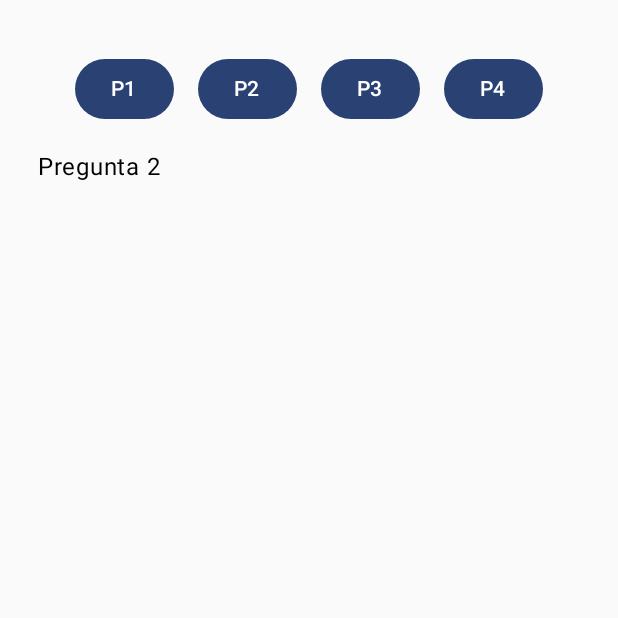
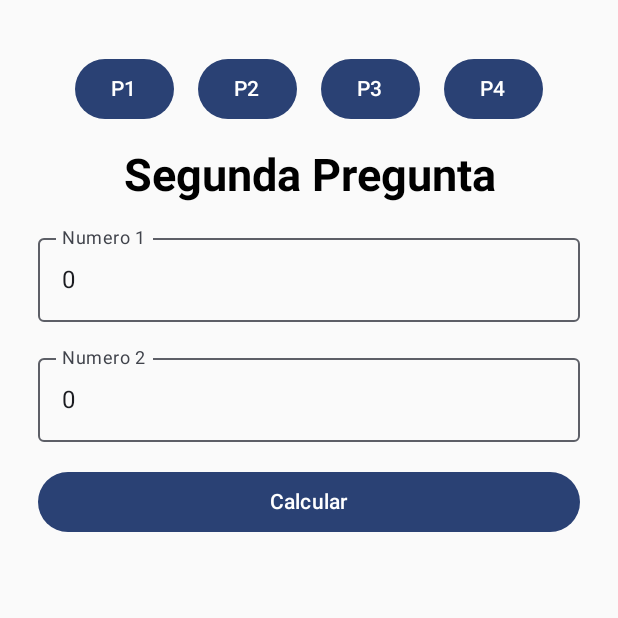
Before and after one commit to Wilson1089/DAA2_EC1, an Android app built with Jetpack Compose: the screen it shows after launch (MainActivity), after a tap on "P2", on a phone screen of 412 x 824 dp, the top half of it. Run offline under Robolectric (Android 15) with nearby library versions, the phone set to English and light mode, and no system bars.

```diff
--- a/app/src/main/java/pe/edu/idat/ec1_fabriciomarquez/MainActivity.kt
+++ b/app/src/main/java/pe/edu/idat/ec1_fabriciomarquez/MainActivity.kt
@@ -4,12 +4,7 @@ import android.os.Bundle
 import androidx.activity.ComponentActivity
 import androidx.activity.compose.setContent
 import androidx.activity.enableEdgeToEdge
-import androidx.compose.foundation.layout.fillMaxSize
-import androidx.compose.foundation.layout.padding
-import androidx.compose.material3.Scaffold
-import androidx.compose.material3.Text
 import androidx.compose.runtime.Composable
-import androidx.compose.ui.Modifier
 import androidx.compose.ui.tooling.preview.Preview
 import pe.edu.idat.ec1_fabriciomarquez.ui.theme.EC1_FabricioMarquezTheme
 
--- a/app/src/main/java/pe/edu/idat/ec1_fabriciomarquez/Resolucion.kt
+++ b/app/src/main/java/pe/edu/idat/ec1_fabriciomarquez/Resolucion.kt
@@ -1,6 +1,7 @@
 package pe.edu.idat.ec1_fabriciomarquez
 
 import androidx.compose.foundation.layout.Arrangement
+import androidx.compose.foundation.layout.Box
 import androidx.compose.foundation.layout.Column
 import androidx.compose.foundation.layout.Row
 import androidx.compose.foundation.layout.Spacer
@@ -8,54 +9,63 @@ import androidx.compose.foundation.layout.fillMaxSize
 import androidx.compose.foundation.layout.fillMaxWidth
 import androidx.compose.foundation.layout.padding
 import androidx.compose.foundation.layout.size
+import androidx.compose.foundation.rememberScrollState
+import androidx.compose.foundation.text.KeyboardOptions
+import androidx.compose.foundation.verticalScroll
 import androidx.compose.material3.Button
+import androidx.compose.material3.OutlinedTextField
 import androidx.compose.material3.Text
 import androidx.compose.runtime.Composable
 import androidx.compose.runtime.getValue
+import androidx.compose.runtime.mutableIntStateOf
 import androidx.compose.runtime.mutableStateOf
 import androidx.compose.runtime.remember
 import androidx.compose.runtime.setValue
-import androidx.compose.ui.Alignment
 import androidx.compose.ui.Modifier
+import androidx.compose.ui.graphics.Color
+import androidx.compose.ui.text.TextStyle
+import androidx.compose.ui.text.font.FontWeight
+import androidx.compose.ui.text.input.KeyboardType
+import androidx.compose.ui.text.style.TextAlign
 import androidx.compose.ui.unit.dp
+import androidx.compose.ui.unit.sp
 
 @Composable
 fun Examen(){
 
     var preguntaActual by remember {
-        mutableStateOf(1)
+        mutableIntStateOf(1)
     }
-
 
     Column(
         modifier = Modifier
             .fillMaxSize()
-            .padding(top = 35.dp, start = 25.dp, end = 25.dp)
+            .padding(top = 35.dp, start = 25.dp, end = 25.dp, bottom = 50.dp)
     ) {
         Row(modifier = Modifier.fillMaxWidth(), horizontalArrangement = Arrangement.Center) {
             Button(onClick = { preguntaActual = 1 }) {
                 Text("P1")
             }
 
-            Spacer(modifier = Modifier.size(16.dp))
+            MySpace(16)
 
             Button(onClick = { preguntaActual = 2 }) {
                 Text("P2")
             }
 
-            Spacer(modifier = Modifier.size(16.dp))
+            MySpace(16)
 
             Button(onClick = { preguntaActual = 3 }) {
                 Text("P3")
             }
 
-            Spacer(modifier = Modifier.size(16.dp))
+            MySpace(16)
 
             Button(onClick = { preguntaActual = 4 }) {
                 Text("P4")
             }
         }
-        Spacer(modifier = Modifier.size(16.dp))
+        MySpace(16)
 
         when (preguntaActual) {
             1 -> Pregunta1()
@@ -68,40 +78,145 @@ fun Examen(){
 
 }
 
+
 @Composable
 fun Pregunta1() {
-    Text("Pregunta 1")
+    Box(modifier =  Modifier.fillMaxSize()) {
+        var indi by remember { mutableStateOf("") }
+        var tas by remember { mutableStateOf("0") }
+        var resultado by remember { mutableStateOf("") }
+
+        Column(modifier = Modifier.fillMaxSize()) {
+            Text(text = "Primera Pregunta", textAlign = TextAlign.Center, modifier = Modifier.fillMaxWidth(), style = TextStyle(fontWeight= FontWeight.Bold, fontSize = 30.sp))
+
+            MySpace(16)
+
+            OutlinedTextField(value = indi, onValueChange = {indi = it}, modifier = Modifier.fillMaxWidth(), label = {
+                Text(text = "Ingrese Indicador"
+                ) }, maxLines = 1, singleLine = true, keyboardOptions = KeyboardOptions(keyboardType = KeyboardType.Text))
+
+            MySpace(16)
+
+            OutlinedTextField(value = tas, onValueChange = {tas = it}, modifier = Modifier.fillMaxWidth(), label = {
+                Text(text = "Ingrese Tasa"
+                ) }, maxLines = 1, singleLine = true, keyboardOptions = KeyboardOptions(keyboardType = KeyboardType.Decimal))
+
+            MySpace(16)
+
+            Button(onClick = { resultado = calcular1(indi, tas.toFloat())}, modifier = Modifier.fillMaxWidth()) {
+                Text(text = "Calcular")
+            }
+
+            MySpace(16)
+
+            Text(text = resultado, style = TextStyle(fontWeight = FontWeight.Bold, color = Color.DarkGray))
+        }
+    }
+
 }
 
 @Composable
 fun Pregunta2() {
-    Text("Pregunta 2")
+    Box(modifier =  Modifier.fillMaxSize()) {
+        var n1 by remember { mutableStateOf("0") }
+        var n2 by remember { mutableStateOf("0") }
+        var resultado by remember { mutableStateOf("") }
+
+        Column(modifier = Modifier.fillMaxSize()) {
+            Text(text = "Segunda Pregunta", textAlign = TextAlign.Center, modifier = Modifier.fillMaxWidth(), style = TextStyle(fontWeight= FontWeight.Bold, fontSize = 30.sp))
+
+            MySpace(16)
+
+            OutlinedTextField(value = n1, onValueChange = {n1 = it}, modifier = Modifier.fillMaxWidth(), label = {
+                Text(text = "Numero 1"
+                ) }, maxLines = 1, singleLine = true, keyboardOptions = KeyboardOptions(keyboardType = KeyboardType.Number))
+
+            MySpace(16)
+
+            OutlinedTextField(value = n2, onValueChange = {n2= it}, modifier = Modifier.fillMaxWidth(), label = {
+                Text(text = "Numero 2"
+                ) }, maxLines = 1, singleLine = true, keyboardOptions = KeyboardOptions(keyboardType = KeyboardType.Decimal))
+
+            MySpace(16)
+
+            Button(onClick = { resultado = calcular2(n1.toInt(), n2.toInt())}, modifier = Modifier.fillMaxWidth()) {
+                Text(text = "Calcular")
+            }
+
+            MySpace(16)
+
+            Text(text = resultado, style = TextStyle(fontWeight = FontWeight.Bold, color = Color.DarkGray))
+        }
+    }
 }
 
 @Composable
 fun Pregunta3() {
-    Text("Pregunta 3")
+    Box(modifier =  Modifier.fillMaxSize()) {
+        var num by remember { mutableStateOf("0") }
+        var resultado by remember { mutableStateOf("") }
+
+        Column(modifier = Modifier.fillMaxSize()) {
+            Text(text = "Tercera Pregunta", textAlign = TextAlign.Center, modifier = Modifier.fillMaxWidth(), style = TextStyle(fontWeight= FontWeight.Bold, fontSize = 30.sp))
+
+            MySpace(16)
+
+            OutlinedTextField(value = num, onValueChange = {num = it}, modifier = Modifier.fillMaxWidth(), label = {
+                Text(text = "Ingrese un numero"
+                ) }, maxLines = 1, singleLine = true, keyboardOptions = KeyboardOptions(keyboardType = KeyboardType.Number))
+
+            MySpace(16)
+
+            Button(onClick = { resultado = calcular3(num.toInt())}, modifier = Modifier.fillMaxWidth()) {
+                Text(text = "Calcular")
+            }
+
+            MySpace(16)
+
+            Text(text = resultado, style = TextStyle(fontWeight = FontWeight.Bold, color = Color.DarkGray))
+        }
+    }
 }
 
 @Composable
 fun Pregunta4() {
-    Text("Pregunta 4")
+    Box(modifier =  Modifier.fillMaxSize()) {
+        var imprimir by remember {mutableStateOf(false) }
+        Column(modifier = Modifier.fillMaxSize().verticalScroll(rememberScrollState())) {
+            Text(text = "Cuarta Pregunta", textAlign = TextAlign.Center, modifier = Modifier.fillMaxWidth(), style = TextStyle(fontWeight= FontWeight.Bold, fontSize = 30.sp))
+
+            MySpace(16)
+
+            Button(onClick = {imprimir = true}, modifier = Modifier.fillMaxWidth()) {
+                Text(text = "Mostrar")
+            }
+
+            MySpace(16)
+
+            if (imprimir) {
+                for (i in 23..99) {
+                    Text(text = "La suma de los digitos de $i es: ${calcular4(i)}", style = TextStyle(fontWeight = FontWeight.Bold, color = Color.DarkGray))
+                }
+            }
+
+        }
+    }
 }
 
+@Composable
+fun MySpace(espacio: Int){
+    Spacer(modifier = Modifier.size(espacio.dp))
+}
 
+fun calcular1(indicador: String, tasa: Float):String{
+    var respuesta = "Indicador no valido"
+    if (indicador == "C" || indicador == "A" || indicador == "T" || indicador == "M") {
 
-
-
-
-fun Calcular1(indicador: Char, tasa: Float):String{
-    var respuesta = "Indicador no valido"
-    if (indicador == 'C' || indicador == 'A' || indicador == 'T' || indicador == 'M') {
-
-        respuesta = if (tasa > 0.5 && indicador == 'T') {
+        respuesta = if (tasa > 0.5 && indicador == "T") {
 
             "Positivo"
 
-        } else if (tasa > 0.3) {
+        } else if (tasa > 0.3 && indicador != "T") {
 
             "Positivo"
 
@@ -114,21 +229,20 @@ fun Calcular1(indicador: Char, tasa: Float):String{
     return respuesta
 }
 
-fun Calcular2(numero1: Int, numero2 : Int): Int{
+fun calcular2(numero1: Int, numero2 : Int): String{
 
-    val respuesta = if (numero1 == numero2){
-        numero1 * numero2
+    val (respuesta, mensaje) = if (numero1 == numero2){
+        Pair(numero1 * numero2, "multiplicaron")
+    } else if (numero1 > numero2) {
+        Pair(numero1 - numero2, "restaron")
+    } else {
+        Pair(numero1 + numero2, "sumaron")
+    }
 
-    }else if (numero1 > numero2){
-        numero1 - numero2
-
-    }else{
-        numero1 + numero2
-    }
-    return respuesta
+    return "Los numeros se $mensaje, la respuesta es $respuesta"
 }
 
-fun Calcular3(numero: Int): String {
+fun calcular3(numero: Int): String {
     return when (numero) {
         1 -> "Enero"
         2 -> "Febrero"
@@ -146,7 +260,7 @@ fun Calcular3(numero: Int): String {
     }
 }
 
-fun Calcular4(numero: Int): Int {
+fun calcular4(numero: Int): Int {
     var suma: Int = numero % 10
     suma += (numero-suma)/10
     return suma
```
